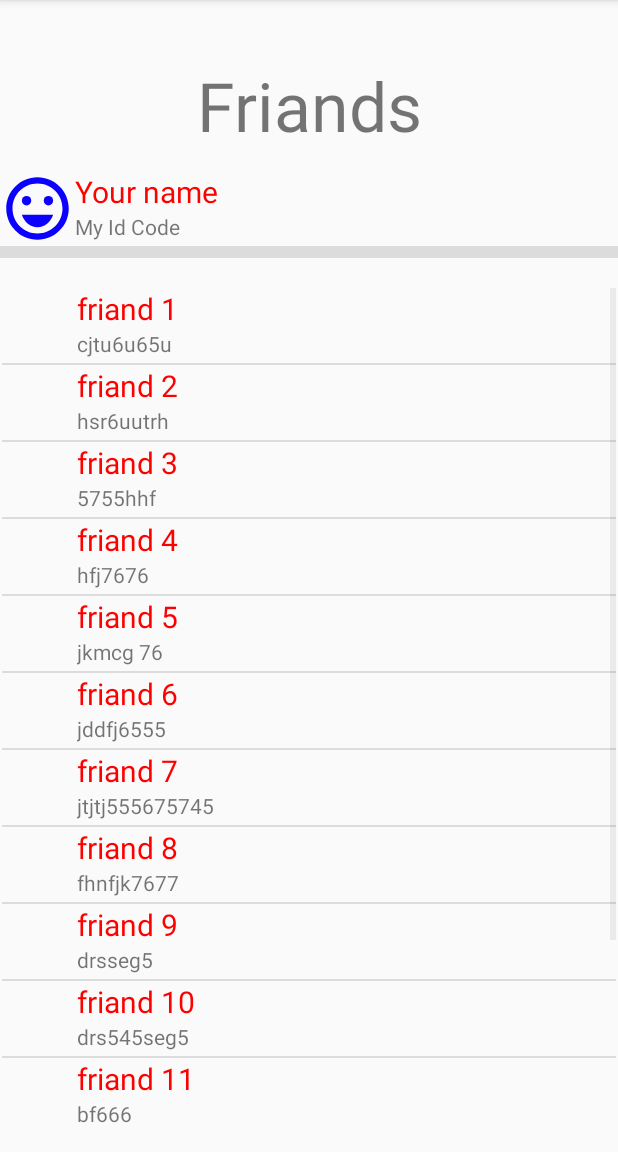
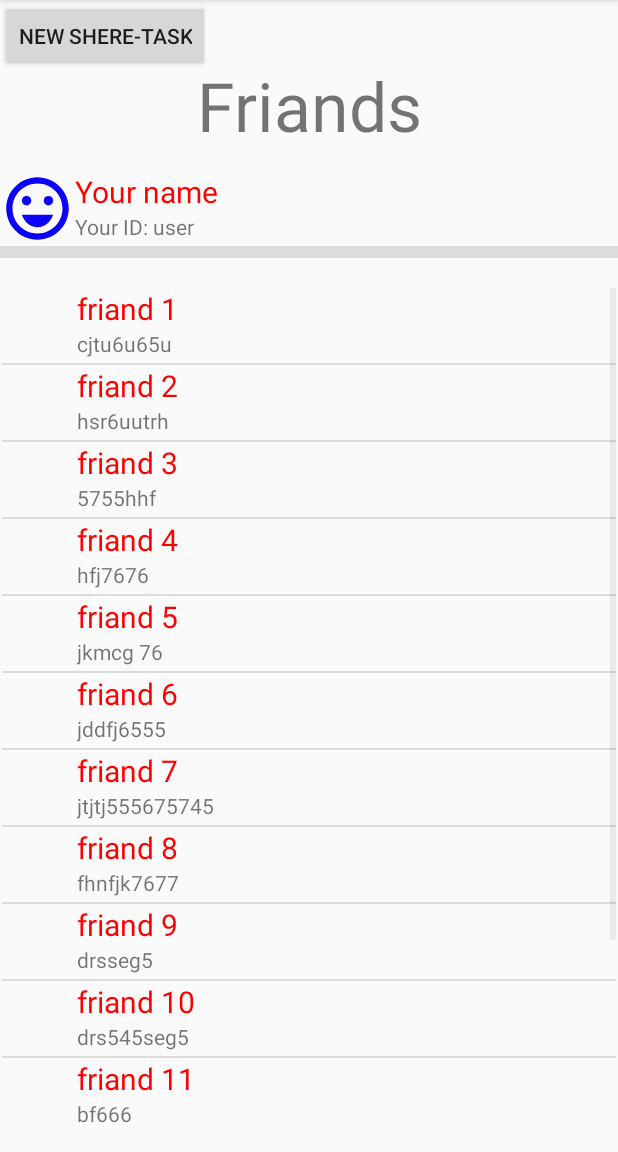
Before and after one commit to weYehonatan/TaskMaster, an Android app: the FriandsActivity screen opened directly, with no data from a screen before it, on a phone screen of 412 x 824 dp, the part 84-1236 px from its top. Run offline under Robolectric (Android 15) with nearby library versions, the phone set to English and light mode, and no system bars; our stand-ins replace Firebase (no records; nobody signed in at launch, a user with empty details on screens opened directly).

Commit message:
shere-task

```diff
--- a/app/src/main/java/yehonatan/weitzman/taskmaster/FirebasecController.java
+++ b/app/src/main/java/yehonatan/weitzman/taskmaster/FirebasecController.java
@@ -156,8 +156,8 @@ public class FirebasecController {
 
     }
 
-    public void saveShereTask(ItemTask itemTask ){
-        getDatabase().getReference("ShereTask").child(getAuth().getCurrentUser().getUid()).push().setValue(itemTask);
+    public void saveShereTask(ItemTask itemTask, String otherUserID ){
+        getDatabase().getReference("ShereTask").child(getAuth().getCurrentUser().getUid()).child(otherUserID).push().setValue(itemTask);
     }
 
 
--- a/app/src/main/java/yehonatan/weitzman/taskmaster/FriandsActivity.java
+++ b/app/src/main/java/yehonatan/weitzman/taskmaster/FriandsActivity.java
@@ -1,20 +1,29 @@
 package yehonatan.weitzman.taskmaster;
+
+import static yehonatan.weitzman.taskmaster.FirebasecController.getAuth;
 
 import androidx.appcompat.app.AppCompatActivity;
 
+import android.annotation.SuppressLint;
 import android.graphics.Bitmap;
 import android.graphics.BitmapFactory;
 import android.os.Bundle;
+import android.view.View;
+import android.widget.Button;
 import android.widget.ListView;
 import android.widget.TextView;
 
 import java.util.ArrayList;
 
-public class FriandsActivity extends AppCompatActivity {
+public class FriandsActivity extends AppCompatActivity implements View.OnClickListener {
     ListView lv;
     ArrayList<ItemFriands> fraindsList;
     FriandsAdapter friandsAdapter;
     TextView tvMyName, tvMyID;
+    User user;
+    FirebasecController firebasecController;
+    Button btnNewShereTask;
+    @SuppressLint("MissingInflatedId")
     @Override
     protected void onCreate(Bundle savedInstanceState) {
         super.onCreate(savedInstanceState);
@@ -22,7 +31,10 @@ public class FriandsActivity extends AppCompatActivity {
 
         tvMyName = findViewById(R.id.tvMyName);
         tvMyID = findViewById(R.id.tvMyID);
+        tvMyID.setText("Your ID: " + getAuth().getCurrentUser().getUid());
 
+        btnNewShereTask = findViewById(R.id.btnNewShereTask);
+        btnNewShereTask.setOnClickListener(this);
 
 
 
@@ -58,4 +70,11 @@ public class FriandsActivity extends AppCompatActivity {
         lv.setAdapter(friandsAdapter);
 
     }
+
+    @Override
+    public void onClick(View v) {
+        if (v == btnNewShereTask){
+
+        }
+    }
 }
--- a/app/src/main/res/layout/activity_friands.xml
+++ b/app/src/main/res/layout/activity_friands.xml
@@ -86,5 +86,13 @@
         app:layout_constraintStart_toStartOf="parent"
         app:layout_constraintTop_toBottomOf="@+id/divider2" />
 
+    <Button
+        android:id="@+id/btnNewShereTask"
+        android:layout_width="wrap_content"
+        android:layout_height="wrap_content"
+        android:text="New Shere-Task"
+        tools:layout_editor_absoluteX="3dp"
+        tools:layout_editor_absoluteY="4dp" />
+
 
 </androidx.constraintlayout.widget.ConstraintLayout>
```
Also changed, not shown: app/src/main/java/yehonatan/weitzman/taskmaster/MainActivity.java (+6 -9 lines).
